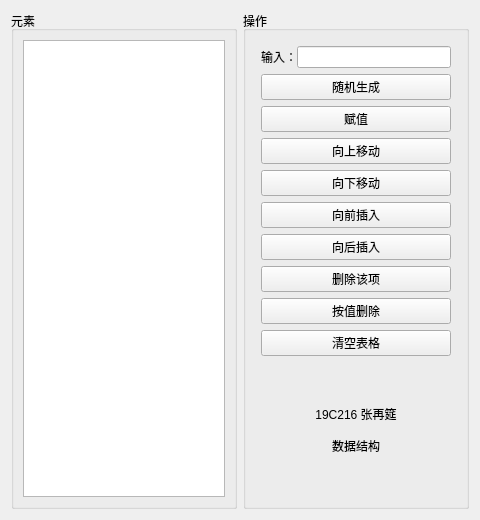
Above: vectest.ui from zzaiyan/VisualList-Qt before the change. Below: the same form after it.
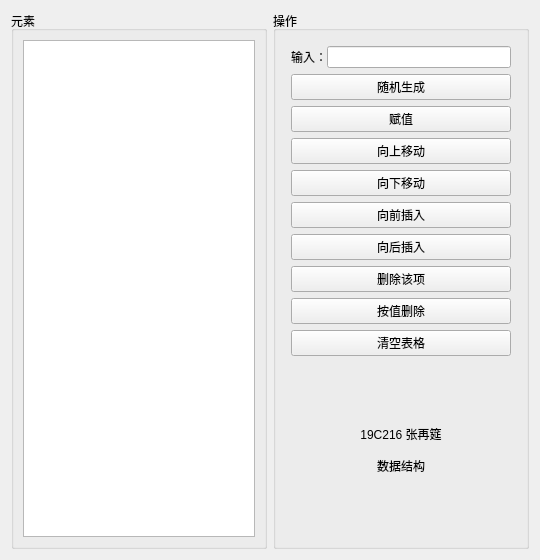
That is the form after the change.

Diff of the .ui file:
```diff
--- a/vectest.ui
+++ b/vectest.ui
@@ -6,13 +6,13 @@
    <rect>
     <x>0</x>
     <y>0</y>
-    <width>480</width>
-    <height>520</height>
+    <width>540</width>
+    <height>560</height>
    </rect>
   </property>
   <property name="maximumSize">
    <size>
-    <width>480</width>
+    <width>800</width>
     <height>16777215</height>
    </size>
   </property>
```
